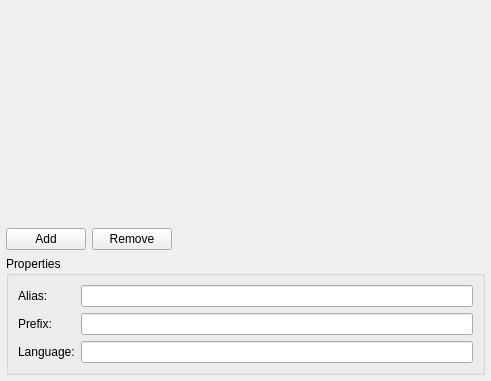
The window that src/shared/qrceditor/qrceditor.ui (qt-creator/qt-creator) describes before a commit, drawn with Qt 5.
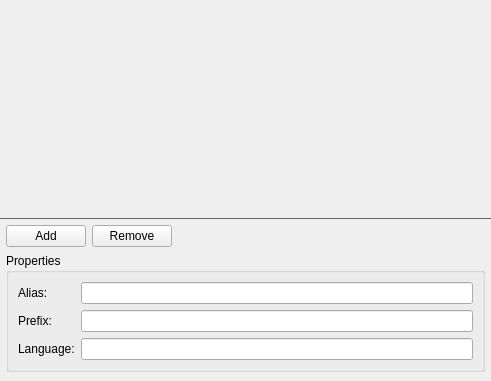
The same window after the commit.

Commit message:
More UI consistent qrc editor
I altered the layout to use thin splitters so it fits better into the
other UI components.

The edit to the form file:
```diff
--- a/src/shared/qrceditor/qrceditor.ui
+++ b/src/shared/qrceditor/qrceditor.ui
@@ -10,9 +10,12 @@
     <height>381</height>
    </rect>
   </property>
-  <layout class="QVBoxLayout" name="verticalLayout_2">
+  <layout class="QVBoxLayout" name="verticalLayout">
+   <property name="spacing">
+    <number>0</number>
+   </property>
    <property name="margin">
-    <number>6</number>
+    <number>0</number>
    </property>
    <item>
     <widget class="QWidget" name="centralWidget" native="true">
@@ -25,6 +28,37 @@
     </widget>
    </item>
    <item>
+    <widget class="Line" name="line">
+     <property name="maximumSize">
+      <size>
+       <width>16777215</width>
+       <height>1</height>
+      </size>
+     </property>
+     <property name="styleSheet">
+      <string notr="true">color: #666666</string>
+     </property>
+     <property name="frameShadow">
+      <enum>QFrame::Plain</enum>
+     </property>
+     <property name="orientation">
+      <enum>Qt::Horizontal</enum>
+     </property>
+    </widget>
+   </item>
+   <item>
+    <widget class="QWidget" name="widget" native="true">
+     <layout class="QGridLayout" name="gridLayout">
+      <property name="leftMargin">
+       <number>6</number>
+      </property>
+      <property name="topMargin">
+       <number>6</number>
+      </property>
+      <property name="rightMargin">
+       <number>6</number>
+      </property>
+      <item row="0" column="0">
     <layout class="QHBoxLayout" name="horizontalLayout">
      <item>
       <widget class="QPushButton" name="addButton">
@@ -61,7 +95,7 @@
      </item>
     </layout>
    </item>
-   <item>
+      <item row="1" column="0">
     <widget class="QGroupBox" name="groupBox">
      <property name="title">
       <string>Properties</string>
@@ -102,6 +136,9 @@
       </item>
       <item row="2" column="1">
        <widget class="QLineEdit" name="languageText"/>
+         </item>
+        </layout>
+       </widget>
       </item>
      </layout>
     </widget>
```
Lines whose indentation alone changed are shown as unchanged. The commit also changes 2 other files.
